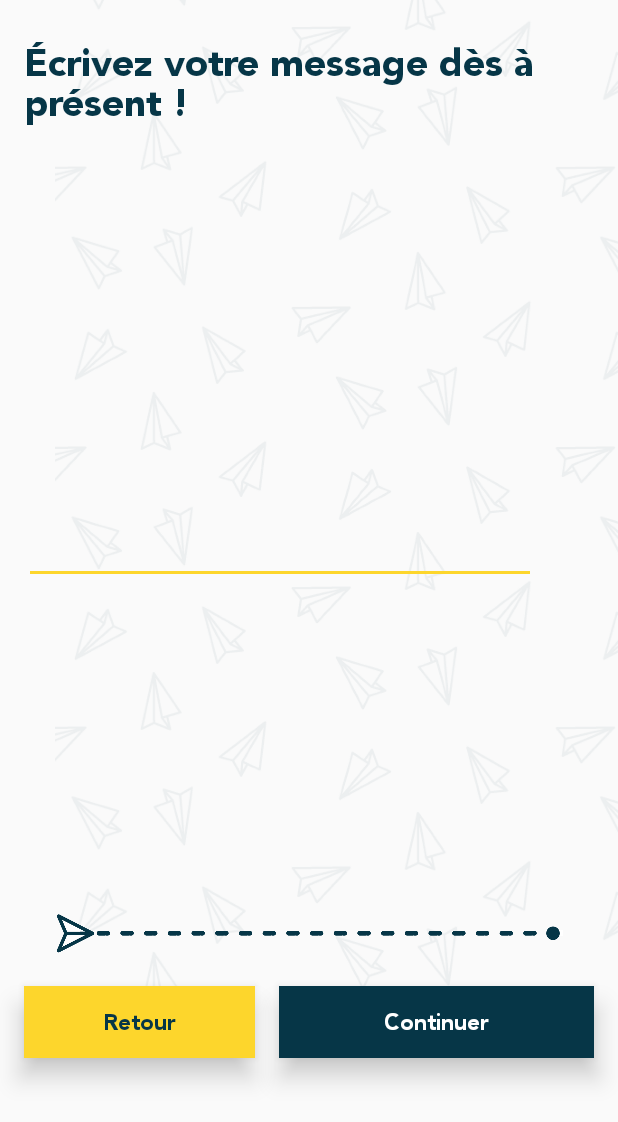
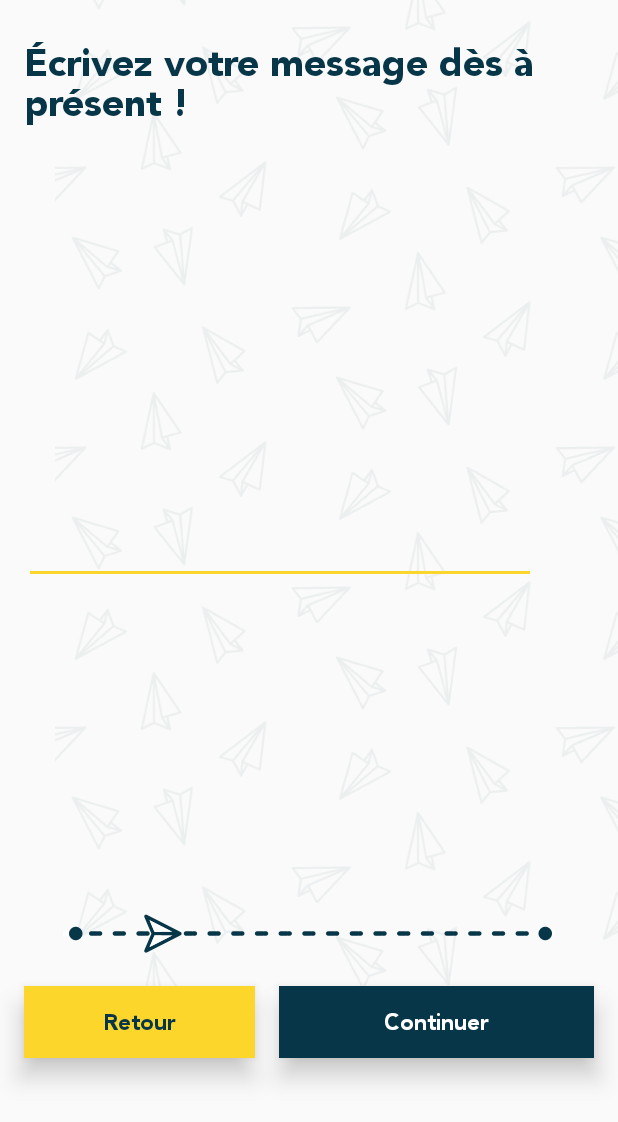
Before and after one commit to GetLetter/Getletter-android, an Android app: the layout activity_message.xml on its own in the app's theme, with its tools: preview values and no code run, on a phone screen of 412 x 824 dp. Shown: the top 1122 px of the screen. Run offline under Robolectric (Android 15) with nearby library versions, the phone set to English and light mode, and no system bars.

Commit message:
:lipstick: Message - Add timeline

```diff
--- a/app/src/main/res/layout/activity_message.xml
+++ b/app/src/main/res/layout/activity_message.xml
@@ -58,7 +58,7 @@
         app:layout_constraintRight_toRightOf="parent"
         android:layout_marginLeft="8dp"
         app:layout_constraintLeft_toLeftOf="parent"
-        app:srcCompat="@drawable/timeline" />
+        app:srcCompat="@drawable/timeline2" />
 
     <Button
         android:id="@+id/btn_back"
```
Also changed, not shown: app/src/main/res/drawable-hdpi/timeline2.png (added), app/src/main/res/drawable-mdpi/timeline2.png (added), app/src/main/res/drawable-xhdpi/timeline2.png (added), app/src/main/res/drawable-xxhdpi/timeline2.png (added), app/src/main/res/drawable-xxxhdpi/timeline2.png (added).
